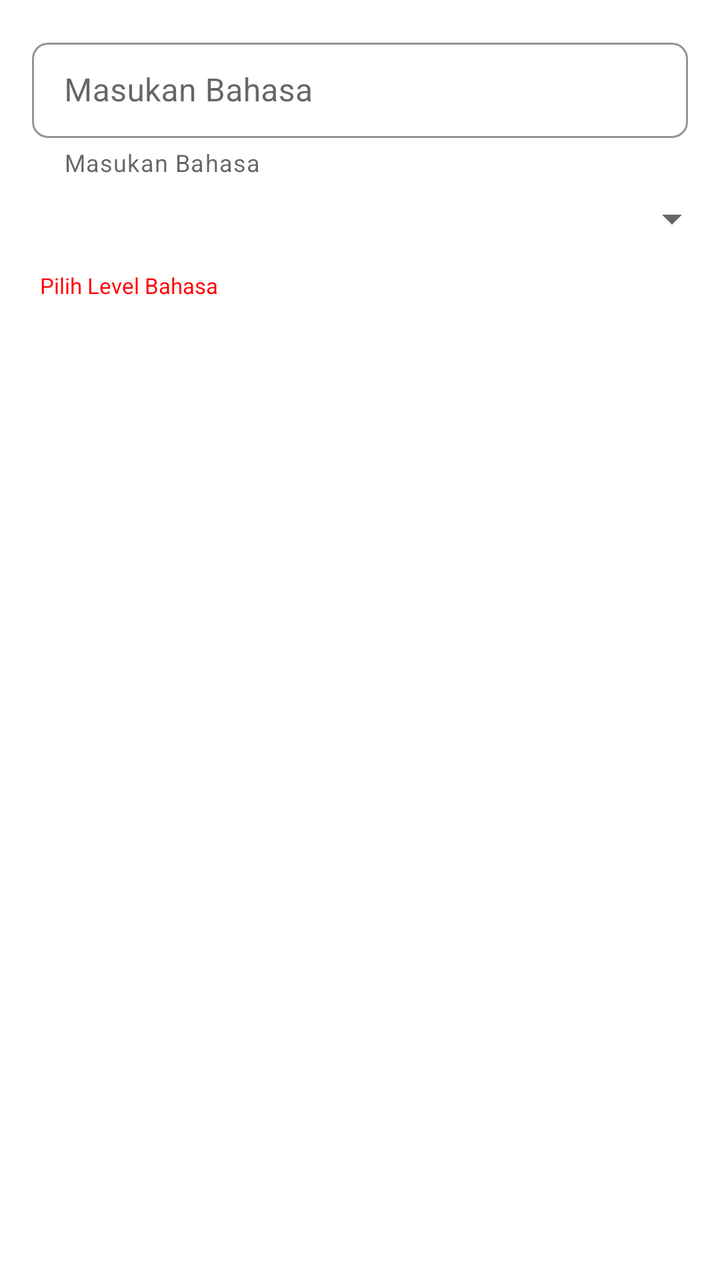
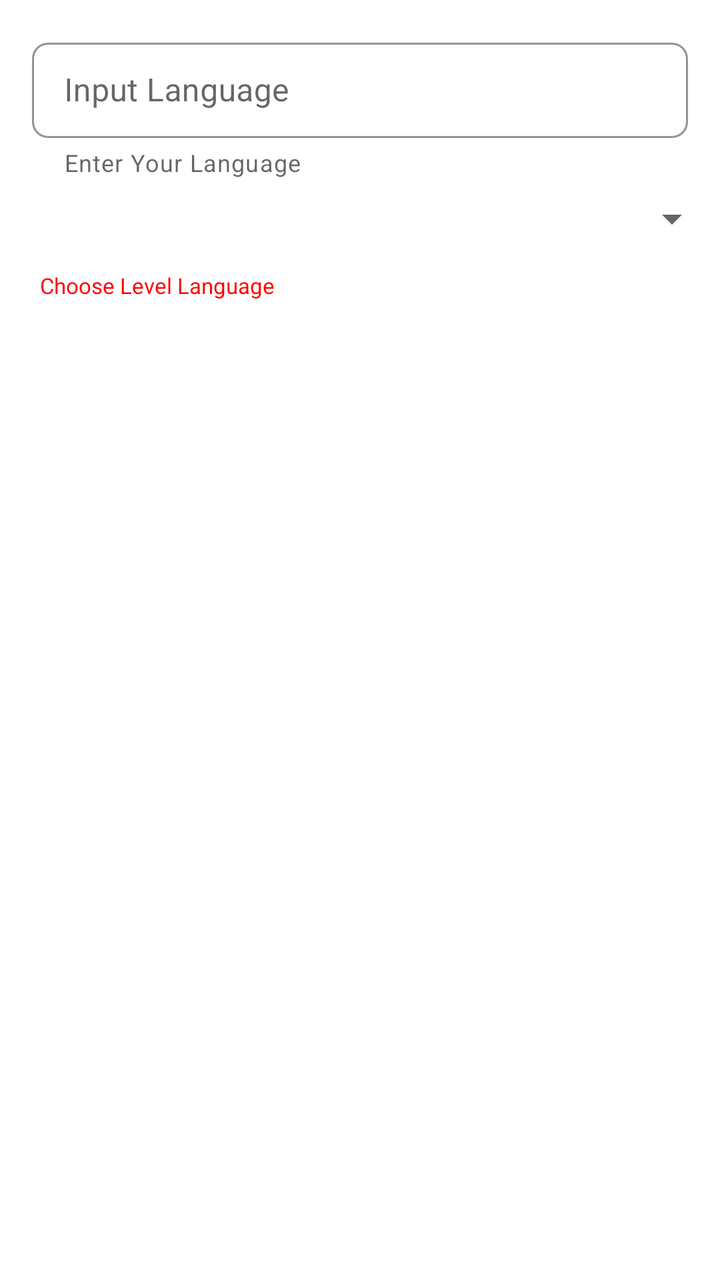

Two renders of the same Android screen: before a commit and after it. Below are the layout's source before the change and the commit's diff.
<!-- AndroidManifest.xml: application theme Theme.CVBuilder -->
<!-- res/layout/frag_bahasa.xml -->
<?xml version="1.0" encoding="utf-8"?>
<LinearLayout xmlns:android="http://schemas.android.com/apk/res/android"
    xmlns:app="http://schemas.android.com/apk/res-auto"
    xmlns:tools="http://schemas.android.com/tools"
    android:layout_width="match_parent"
    android:layout_height="match_parent"
    tools:context=".detail_user.EditBahasaActivity"
    android:orientation="vertical">


    <com.google.android.material.textfield.TextInputLayout
        style="?attr/textInputOutlinedDenseStyle"
        android:id="@+id/isi_bahasa"
        android:layout_width="match_parent"
        android:layout_height="wrap_content"
        android:hint="Masukan Bahasa"
        android:text="Masukan Bahasa"
        tools:ignore="MissingConstraints"
        app:hintTextColor="@color/black"
        app:boxStrokeColor="@color/black"
        app:boxStrokeErrorColor="@color/black"
        android:textAppearance="@color/black"
        app:shapeAppearance="@style/CustomShapeOVerlay"
        android:enabled="true"
        app:endIconMode="clear_text"
        app:boxStrokeWidthFocused="2dp"
        android:paddingTop="16dp"
        android:paddingLeft="16dp"
        android:paddingRight="16dp"
        app:hintAnimationEnabled="true"
        app:helperText="Masukan Bahasa"
        >

        <com.google.android.material.textfield.TextInputEditText
            android:layout_width="match_parent"
            android:layout_height="wrap_content"
            android:id="@+id/isi_bahasa_et"
            />

    </com.google.android.material.textfield.TextInputLayout>


    <Spinner
        android:id="@+id/level_bahasa"
        android:layout_width="match_parent"
        android:layout_height="40dp"
        android:paddingTop="16dp"
        android:paddingLeft="12dp"
        android:paddingRight="16dp"
        android:textColor="#FF0000"
        android:layout_gravity="center_vertical|center_horizontal"
        android:spinnerMode="dropdown" />
    <TextView
        android:id="@+id/tmp1_tv_item_bahasa"
        android:layout_width="wrap_content"
        android:layout_height="wrap_content"
        android:gravity="start"
        android:text="Pilih Level Bahasa"
        android:textSize="11sp"
        android:paddingLeft="20dp"
        android:paddingTop="6dp"

        />



</LinearLayout>
<!-- resources referenced by this layout -->
<resources>
  <color name="black">#000000</color>
  <style name="CustomShapeOVerlay" parent="">
          <item name="cornerFamily">rounded</item>
          <item name="cornerSizeTopLeft">8dp</item>
          <item name="cornerSizeTopRight">8dp</item>
          <item name="cornerSizeBottomRight">8dp</item>
          <item name="cornerSizeBottomLeft">8dp</item>
      </style>
  <style name="Theme.CVBuilder" parent="Theme.MaterialComponents.DayNight.DarkActionBar">
          
          <item name="colorPrimary">@color/lavender</item>
          <item name="colorPrimaryVariant">@color/lavender</item>
          <item name="colorOnPrimary">@color/lavender</item>
          
          <item name="colorSecondary">@color/lavender</item>
          <item name="colorSecondaryVariant">@color/lavender</item>
          <item name="colorOnSecondary">@color/lavender</item>
          
          <item name="android:statusBarColor" tools:targetApi="l">?attr/colorPrimaryVariant</item>
          
          <item name="android:textColor">@color/red</item>
      </style>
  <color name="lavender">#E6E6FA</color>
  <color name="red">#FF0000</color>
</resources>

<!-- the commit's change to res/layout/frag_bahasa.xml (unified diff, before → after) -->
@@ -13,8 +13,8 @@
         android:id="@+id/isi_bahasa"
         android:layout_width="match_parent"
         android:layout_height="wrap_content"
-        android:hint="Masukan Bahasa"
-        android:text="Masukan Bahasa"
+        android:hint="@string/input_bahasa"
+        android:text="@string/input_bahasa"
         tools:ignore="MissingConstraints"
         app:hintTextColor="@color/black"
         app:boxStrokeColor="@color/black"
@@ -28,7 +28,7 @@
         android:paddingLeft="16dp"
         android:paddingRight="16dp"
         app:hintAnimationEnabled="true"
-        app:helperText="Masukan Bahasa"
+        app:helperText="@string/put_input_bahasa"
         >
 
         <com.google.android.material.textfield.TextInputEditText
@@ -55,7 +55,7 @@
         android:layout_width="wrap_content"
         android:layout_height="wrap_content"
         android:gravity="start"
-        android:text="Pilih Level Bahasa"
+        android:text="@string/choose_lvl_bahasa"
         android:textSize="11sp"
         android:paddingLeft="20dp"
         android:paddingTop="6dp"
<!-- resource entries referenced after the edit -->
@@ -1,6 +1,9 @@
 <!-- resources referenced by this layout -->
 <resources>
   <color name="black">#000000</color>
+  <string name="choose_lvl_bahasa">Choose Level Language</string>
+  <string name="input_bahasa">Input Language</string>
+  <string name="put_input_bahasa">Enter Your Language</string>
   <style name="CustomShapeOVerlay" parent="">
           <item name="cornerFamily">rounded</item>
           <item name="cornerSizeTopLeft">8dp</item>
